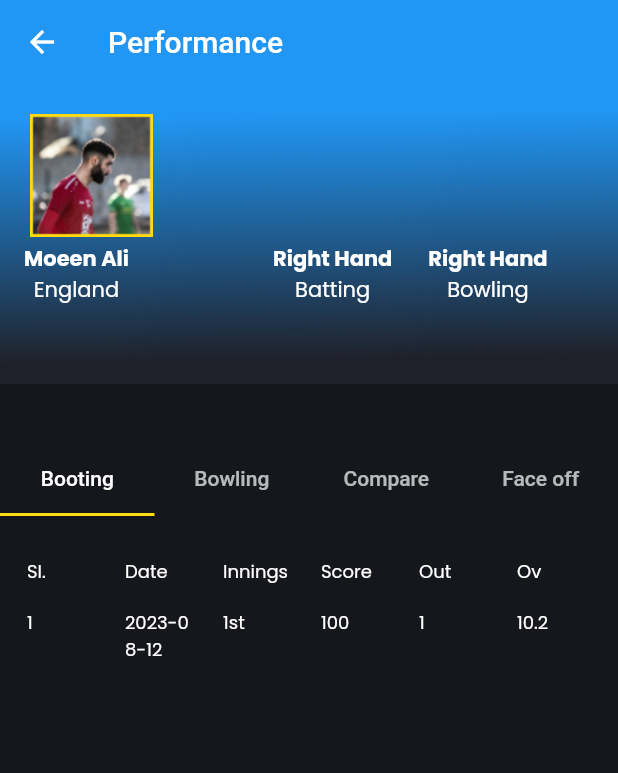
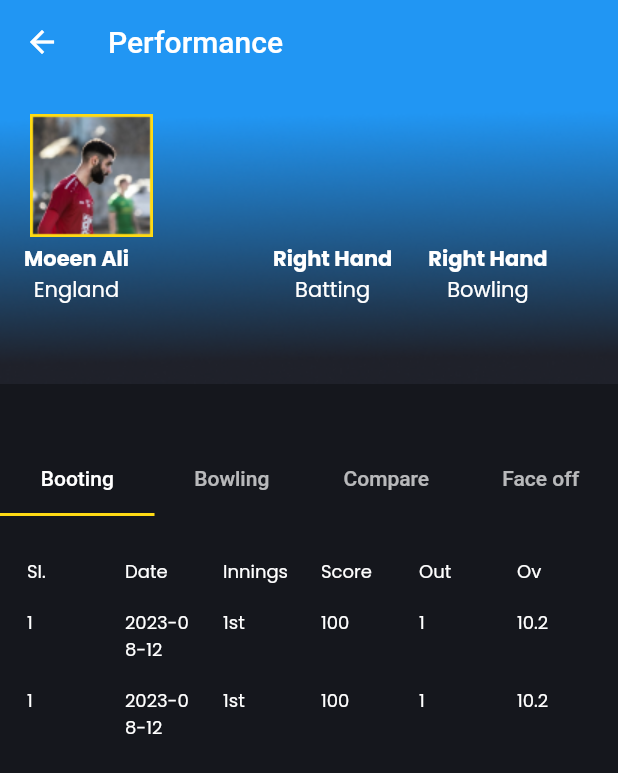
Before and after one commit to nmustakim/intern-assesment, a Flutter app: the PerformanceScreen screen opened directly, on a phone screen of 412 x 824 dp. Shown: the top 773 px of the screen. Run offline on Flutter 3.47's test engine with Material 2 defaults, Android fonts, the phone set to English and light mode, and no system bars; our stand-ins replace google_fonts.

Commit message:
table row

```diff
--- a/lib/screens/performance_screen.dart
+++ b/lib/screens/performance_screen.dart
@@ -116,7 +116,16 @@ class PerformanceScreenState extends State<PerformanceScreen>
                       buildTableCell('10.2'),
                     ],
                   ),
-                  // Add more rows as needed
+                  TableRow(
+                    children: [
+                      buildTableCell('1'),
+                      buildTableCell('2023-08-12'),
+                      buildTableCell('1st'),
+                      buildTableCell('100'),
+                      buildTableCell('1'),
+                      buildTableCell('10.2'),
+                    ],
+                  ),
                 ],
               ),
             ),
```
